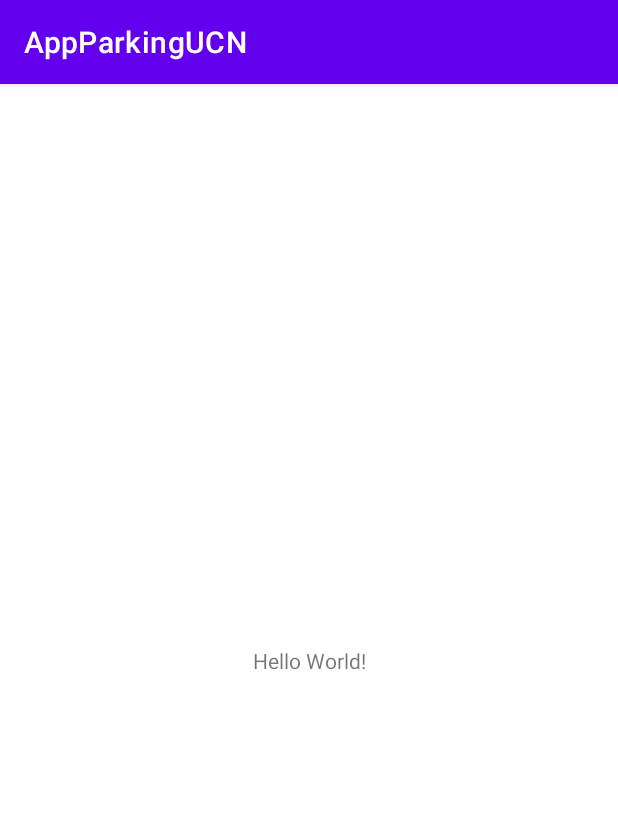
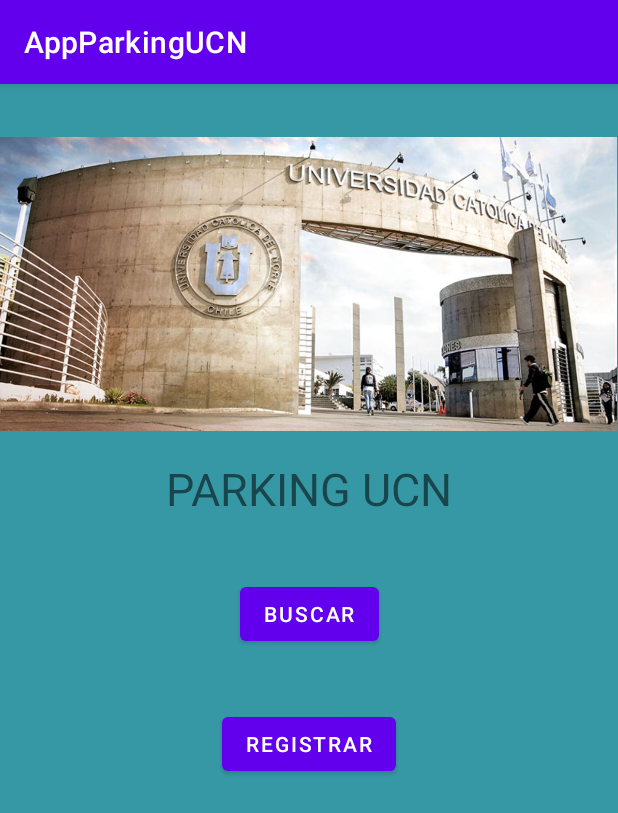
Before and after one commit to HyperCC/ParkingUCN, an Android app: the screen it shows after launch (MainActivity), on a phone screen of 412 x 824 dp. Shown: the top 813 px of the screen. Run offline under Robolectric (Android 15) with nearby library versions, the phone set to English and light mode, and no system bars.

Commit message:
feat(APP): change UI design to activity_main

```diff
--- a/App/app/src/main/res/layout/activity_main.xml
+++ b/App/app/src/main/res/layout/activity_main.xml
@@ -1,18 +1,54 @@
 <?xml version="1.0" encoding="utf-8"?>
-<androidx.constraintlayout.widget.ConstraintLayout xmlns:android="http://schemas.android.com/apk/res/android"
+<androidx.constraintlayout.widget.ConstraintLayout
+    xmlns:android="http://schemas.android.com/apk/res/android"
     xmlns:app="http://schemas.android.com/apk/res-auto"
     xmlns:tools="http://schemas.android.com/tools"
+    android:background="#3798A5"
     android:layout_width="match_parent"
-    android:layout_height="match_parent"
-    tools:context=".MainActivity">
+    android:layout_height="match_parent">
 
     <TextView
+        android:id="@+id/textView2"
         android:layout_width="wrap_content"
         android:layout_height="wrap_content"
-        android:text="Hello World!"
+        android:layout_marginTop="212dp"
+        android:text="PARKING UCN"
+        android:textSize="30sp"
+        app:layout_constraintBottom_toTopOf="@+id/Registrar"
+        app:layout_constraintEnd_toEndOf="parent"
+        app:layout_constraintStart_toStartOf="parent"
+        app:layout_constraintTop_toTopOf="parent"
+        app:layout_constraintVertical_bias="0.228" />
+
+    <Button
+        android:id="@+id/Buscar"
+        android:layout_width="wrap_content"
+        android:layout_height="wrap_content"
+        android:text="Buscar"
+        app:layout_constraintBottom_toTopOf="@+id/Registrar"
+        app:layout_constraintEnd_toEndOf="parent"
+        app:layout_constraintStart_toStartOf="parent"
+        app:layout_constraintTop_toBottomOf="@+id/textView2" />
+
+    <Button
+        android:id="@+id/Registrar"
+        android:layout_width="wrap_content"
+        android:layout_height="wrap_content"
+        android:layout_marginBottom="304dp"
+        android:text="Registrar"
         app:layout_constraintBottom_toBottomOf="parent"
-        app:layout_constraintLeft_toLeftOf="parent"
-        app:layout_constraintRight_toRightOf="parent"
-        app:layout_constraintTop_toTopOf="parent" />
+        app:layout_constraintEnd_toEndOf="parent"
+        app:layout_constraintStart_toStartOf="parent" />
+
+    <ImageView
+        android:id="@+id/imageView"
+        android:layout_width="411dp"
+        android:layout_height="205dp"
+        android:layout_marginBottom="532dp"
+        app:layout_constraintBottom_toBottomOf="parent"
+        app:layout_constraintEnd_toEndOf="parent"
+        app:layout_constraintHorizontal_bias="0.0"
+        app:layout_constraintStart_toStartOf="parent"
+        app:srcCompat="@drawable/frontis" />
 
 </androidx.constraintlayout.widget.ConstraintLayout>
```
Also changed, not shown: App/app/src/main/res/drawable/frontis.png (added).
